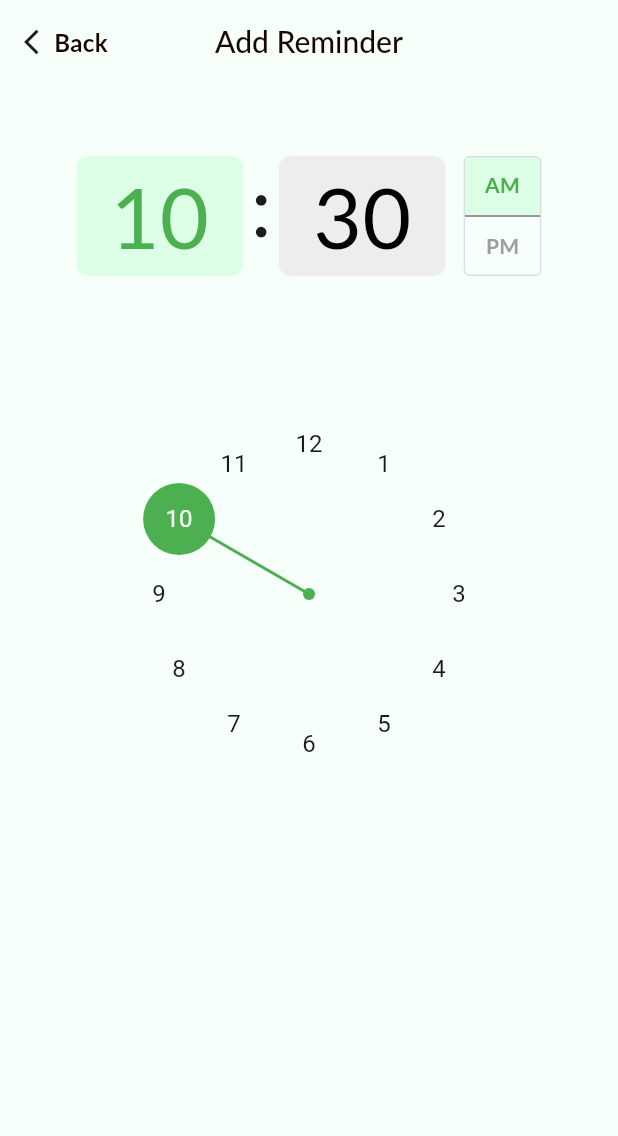
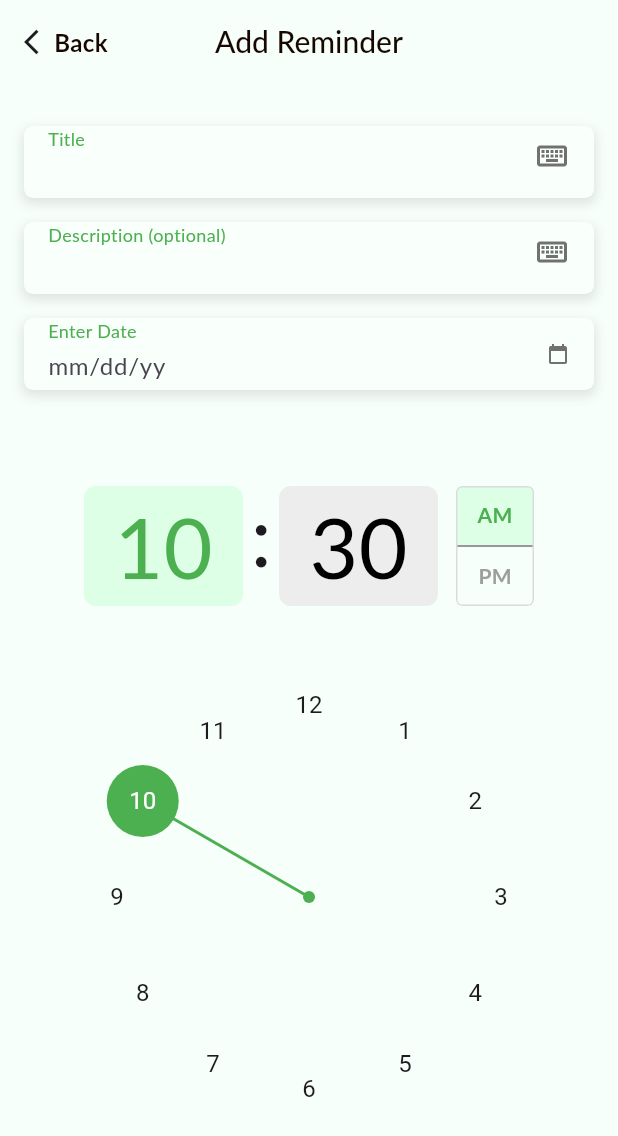
Before and after one commit to AhmedWaela/sanad_app, a Flutter app: the AddReminderView screen opened by its route, on a phone screen of 412 x 824 dp. Shown: the top 1136 px of the screen. Run offline on Flutter 3.47's test engine with Material 3 defaults, Android fonts, the light colour scheme and no system bars; our stand-ins replace flutter_svg, get; Roboto replaces fonts that are missing (Lato).

Commit message:
create custom reminder text field

```diff
--- a/lib/core/assets/app_assets.dart
+++ b/lib/core/assets/app_assets.dart
@@ -3,4 +3,5 @@ class AppAssets {
   static const String bellSvgPath = 'assets/images/Bell.svg';
   static const String calendarSvgPath = 'assets/images/Calendar.svg';
   static const String timeCircleSvgPath = 'assets/images/Time Circle.svg';
+  static const String keyboardSvgPath = 'assets/images/Icon.svg';
 }
--- a/lib/features/tasks/presentation/views/add_reminder_view.dart
+++ b/lib/features/tasks/presentation/views/add_reminder_view.dart
@@ -1,5 +1,7 @@
 import 'package:flutter/material.dart' hide TimePickerDialog;
+import 'package:sanad_app/core/assets/app_assets.dart';
 import 'package:sanad_app/core/widgets/custom_app_bar.dart';
+import 'package:sanad_app/features/tasks/presentation/views/widgets/custom_reminder_text_feild.dart';
 import 'package:sanad_app/features/tasks/presentation/views/widgets/custom_time_picker.dart';
 
 class AddReminderView extends StatelessWidget {
@@ -28,8 +30,32 @@ class _AddReminderViewBodyState extends State<AddReminderViewBody> {
   @override
   Widget build(BuildContext context) {
     return SingleChildScrollView(
+      child: Padding(
+        padding: const EdgeInsets.symmetric(horizontal: 16),
         child: Column(
           children: [
+            const SizedBox(
+              height: 28,
+            ),
+            CustomReminderTextField(
+              controller: TextEditingController(),
+              suffixIcon: AppAssets.keyboardSvgPath,
+              label: 'Title',
+            ),
+            CustomReminderTextField(
+              controller: TextEditingController(),
+              suffixIcon: AppAssets.keyboardSvgPath,
+              label: 'Description (optional)',
+            ),
+            CustomReminderTextField(
+              isReadOnly: true,
+              controller: TextEditingController(),
+              suffixIcon: AppAssets.calendarSvgPath,
+              isClikableSuffix: true,
+              bottomPadding: 0,
+              hintText: 'mm/dd/yy',
+              label: 'Enter Date',
+            ),
             TimePickerDialog(
               initialTime: TimeOfDay.now(),
               onTimeSelected: (TimeOfDay time) {
@@ -40,6 +66,7 @@ class _AddReminderViewBodyState extends State<AddReminderViewBody> {
             ),
           ],
         ),
+      ),
     );
   }
 }
--- /dev/null
+++ b/lib/features/tasks/presentation/views/widgets/custom_reminder_text_feild.dart
@@ -0,0 +1,76 @@
+import 'package:sanad_app/core/exports/exports.dart';
+
+class CustomReminderTextField extends StatelessWidget {
+  const CustomReminderTextField(
+      {super.key,
+      required this.label,
+      this.hintText,
+      this.bottomPadding,
+      required this.suffixIcon,
+      this.isClikableSuffix,
+      required this.controller,
+      this.isReadOnly});
+  final String label;
+  final String? hintText;
+  final double? bottomPadding;
+  final String suffixIcon;
+  final bool? isClikableSuffix;
+  final TextEditingController controller;
+  final bool? isReadOnly;
+  @override
+  Widget build(BuildContext context) {
+    return Container(
+      padding: EdgeInsets.only(right: 16, left: 16, bottom: bottomPadding ?? 8),
+      margin: const EdgeInsets.only(bottom: 16),
+      height: 48,
+      width: AppDimensions.screenWidth,
+      decoration: BoxDecoration(
+        borderRadius: BorderRadius.circular(6),
+        boxShadow: [
+          BoxShadow(
+            color:
+                Colors.black.withOpacity(0.1), // Shadow color with transparency
+            blurRadius: 6, // Blur radius for soft edges
+            offset: const Offset(0, 3), // Vertical shadow offset
+            spreadRadius: 1, // Spread radius
+          ),
+        ],
+        color: AppColors.kSoftWhite,
+      ),
+      child: Row(
+        children: [
+          Expanded(
+            child: Column(
+              crossAxisAlignment: CrossAxisAlignment.start,
+              children: [
+                Text(
+                  label,
+                  style: const TextStyle(
+                      fontSize: 12,
+                      fontWeight: FontWeight.w400,
+                      color: AppColors.kPrimaryColor),
+                ),
+                Expanded(
+                  child: TextField(
+                    readOnly: isReadOnly ?? false,
+                    controller: controller,
+                    cursorHeight: 25,
+                    decoration: InputDecoration(
+                        hintText: hintText,
+                        border: InputBorder.none,
+                        focusedBorder: InputBorder.none,
+                        enabledBorder: InputBorder.none),
+                  ),
+                ),
+              ],
+            ),
+          ),
+          const Spacer(),
+          GestureDetector(
+              onTap: isClikableSuffix ?? false ? () {} : null,
+              child: SvgPicture.asset(suffixIcon))
+        ],
+      ),
+    );
+  }
+}
--- a/lib/features/tasks/presentation/views/widgets/custom_time_picker.dart
+++ b/lib/features/tasks/presentation/views/widgets/custom_time_picker.dart
@@ -1,9 +1,3 @@
-// Copyright 2014 The Flutter Authors. All rights reserved.
-// Use of this source code is governed by a BSD-style license that can be
-// found in the LICENSE file.
-
-/// @docImport 'date_picker.dart';
-/// @docImport 'text_field.dart';
 library;
 
 import 'dart:async';
@@ -11,10 +5,8 @@ import 'dart:math' as math;
 import 'dart:ui';
 
 import 'package:flutter/foundation.dart';
-import 'package:flutter/material.dart';
 import 'package:flutter/rendering.dart';
 import 'package:flutter/services.dart';
-import 'package:flutter/widgets.dart';
 import 'package:sanad_app/core/exports/exports.dart';
 
 // Examples can assume:
@@ -28,7 +20,7 @@ const Duration _kVibrateCommitDelay = Duration(milliseconds: 100);
 const double _kTimePickerHeaderLandscapeWidth = 216;
 const double _kTimePickerInnerDialOffset = 28;
 const double _kTimePickerDialMinRadius = 50;
-const double _kTimePickerDialPadding = 28;
+const double _kTimePickerDialPadding = 0;
 
 /// Interactive input mode of the time picker dialog.
 ///
@@ -239,15 +231,6 @@ class _TimePickerHeader extends StatelessWidget {
         return Column(
           crossAxisAlignment: CrossAxisAlignment.start,
           children: <Widget>[
-            // Padding(
-            //   padding: EdgeInsetsDirectional.only(
-            //       bottom: _TimePickerModel.useMaterial3Of(context) ? 20 : 24),
-            //   child: Text(
-            //     helpText,
-            //     style: _TimePickerModel.themeOf(context).helpTextStyle ??
-            //         _TimePickerModel.defaultThemeOf(context).helpTextStyle,
-            //   ),
-            // ),
             Row(
               children: <Widget>[
                 if (hourDialType == _HourDialType.twelveHour &&
@@ -337,23 +320,8 @@ class _HourMinuteControl extends StatelessWidget {
         _TimePickerModel.themeOf(context);
     final _TimePickerDefaults defaultTheme =
         _TimePickerModel.defaultThemeOf(context);
-    final Color backgroundColor =
-        timePickerTheme.hourMinuteColor ?? defaultTheme.hourMinuteColor;
     final ShapeBorder shape =
         timePickerTheme.hourMinuteShape ?? defaultTheme.hourMinuteShape;
-
-    final Set<MaterialState> states = <MaterialState>{
-      if (isSelected) MaterialState.selected,
-    };
-    final Color effectiveTextColor = MaterialStateProperty.resolveAs<Color>(
-      _TimePickerModel.themeOf(context).hourMinuteTextColor ??
-          _TimePickerModel.defaultThemeOf(context).hourMinuteTextColor,
-      states,
-    );
-    final TextStyle effectiveStyle = MaterialStateProperty.resolveAs<TextStyle>(
-      timePickerTheme.hourMinuteTextStyle ?? defaultTheme.hourMinuteTextStyle,
-      states,
-    ).copyWith(color: effectiveTextColor);
 
     final double height;
     switch (_TimePickerModel.entryModeOf(context)) {
@@ -756,26 +724,6 @@ class _AmPmButton extends StatelessWidget {
 
   @override
   Widget build(BuildContext context) {
-    final Set<MaterialState> states = <MaterialState>{
-      if (selected) MaterialState.selected
-    };
-    final TimePickerThemeData timePickerTheme =
-        _TimePickerModel.themeOf(context);
-    final _TimePickerDefaults defaultTheme =
-        _TimePickerModel.defaultThemeOf(context);
-    final Color resolvedBackgroundColor =
-        MaterialStateProperty.resolveAs<Color>(
-            timePickerTheme.dayPeriodColor ?? defaultTheme.dayPeriodColor,
-            states);
-    final Color resolvedTextColor = MaterialStateProperty.resolveAs<Color>(
-        timePickerTheme.dayPeriodTextColor ?? defaultTheme.dayPeriodTextColor,
-        states);
-    final TextStyle? resolvedTextStyle =
-        MaterialStateProperty.resolveAs<TextStyle?>(
-                timePickerTheme.dayPeriodTextStyle ??
-                    defaultTheme.dayPeriodTextStyle,
-                states)
-            ?.copyWith(color: resolvedTextColor);
     final TextScaler buttonTextScaler =
         MediaQuery.textScalerOf(context).clamp(maxScaleFactor: 2.0);
 
@@ -1006,7 +954,6 @@ class _DialPainter extends CustomPainter {
     required this.textDirection,
     required this.selectedValue,
   }) : super(repaint: PaintingBinding.instance.systemFonts) {
-    // TODO(polina-c): stop duplicating code across disposables
     // https://github.com/flutter/flutter/issues/137435
     if (kFlutterMemoryAllocationsEnabled) {
       FlutterMemoryAllocations.instance.dispatchObjectCreated(
@@ -2220,7 +2167,6 @@ class _HourMinuteTextFieldState extends State<_HourMinuteTextField>
     InputDecoration inputDecoration = InputDecoration(
       // Prevent the error text from appearing when
       // timePickerTheme.inputDecorationTheme is used.
-      // TODO(tahatesser): Remove this workaround once
       // https://github.com/flutter/flutter/issues/54104
       // is fixed.
       errorStyle: defaultTheme.inputDecorationTheme.errorStyle,
@@ -2473,22 +2419,6 @@ class _TimePickerDialogState extends State<TimePickerDialog>
         widget.onEntryModeChanged?.call(value);
       });
     }
-  }
-
-  void _toggleEntryMode() {
-    switch (_entryMode.value) {
-      case TimePickerEntryMode.dial:
-        _handleEntryModeChanged(TimePickerEntryMode.input);
-      case TimePickerEntryMode.input:
-        _handleEntryModeChanged(TimePickerEntryMode.dial);
-      case TimePickerEntryMode.dialOnly:
-      case TimePickerEntryMode.inputOnly:
-        FlutterError('Can not change entry mode from $_entryMode');
-    }
-  }
-
-  void _handleCancel() {
-    Navigator.pop(context);
   }
 
   void _handleOk() {
@@ -2609,10 +2539,6 @@ class _TimePickerDialogState extends State<TimePickerDialog>
         ? _TimePickerDefaultsM3(context)
         : _TimePickerDefaultsM2(context);
     final ShapeBorder shape = pickerTheme.shape ?? defaultTheme.shape;
-    final Color entryModeIconColor =
-        pickerTheme.entryModeIconColor ?? defaultTheme.entryModeIconColor;
-    final MaterialLocalizations localizations =
-        MaterialLocalizations.of(context);
 
     final Offset tapTargetSizeOffset = switch (theme.materialTapTargetSize) {
       MaterialTapTargetSize.padded => Offset.zero,
@@ -2985,8 +2911,10 @@ class _TimePickerState extends State<_TimePicker> with RestorationMixin {
                 : localizations.timePickerDialHelpText.toUpperCase());
 
         final EdgeInsetsGeometry dialPadding = switch (orientation) {
-          Orientation.portrait =>
-            const EdgeInsets.only(left: 12, right: 12, top: 36),
+          Orientation.portrait => const EdgeInsets.only(
+              left: 12,
+              right: 12,
+            ),
           Orientation.landscape => const EdgeInsetsDirectional.only(start: 64),
         };
         final Widget dial = Padding(
@@ -3551,7 +3479,6 @@ class _TimePickerDefaultsM2 extends _TimePickerDefaults {
       hintStyle: hourMinuteTextStyle.copyWith(
           color: _colors.onSurface.withOpacity(0.36)),
       // Prevent the error text from appearing.
-      // TODO(rami-a): Remove this workaround once
       // https://github.com/flutter/flutter/issues/54104
       // is fixed.
       errorStyle: const TextStyle(fontSize: 0, height: 1),
@@ -3844,7 +3771,6 @@ class _TimePickerDefaultsM3 extends _TimePickerDefaults {
   @override
   TextStyle get hourMinuteTextStyle {
     return MaterialStateTextStyle.resolveWith((Set<MaterialState> states) {
-      // TODO(tahatesser): Update this when https://github.com/flutter/flutter/issues/131247 is fixed.
       // This is using the correct text style from Material 3 spec.
       // https://m3.material.io/components/time-pickers/specs#fd0b6939-edab-4058-82e1-93d163945215
       return switch (entryMode) {
@@ -3894,7 +3820,6 @@ class _TimePickerDefaultsM3 extends _TimePickerDefaults {
       hintStyle: hourMinuteTextStyle.copyWith(
           color: _colors.onSurface.withOpacity(0.36)),
       // Prevent the error text from appearing.
-      // TODO(rami-a): Remove this workaround once
       // https://github.com/flutter/flutter/issues/54104
       // is fixed.
       errorStyle: const TextStyle(fontSize: 0),
@@ -3909,14 +3834,12 @@ class _TimePickerDefaultsM3 extends _TimePickerDefaults {
 
   @override
   MaterialStateProperty<Color?>? get timeSelectorSeparatorColor {
-    // TODO(tahatesser): Update this when tokens are available.
     // This is taken from https://m3.material.io/components/time-pickers/specs.
     return MaterialStatePropertyAll<Color>(_colors.onSurface);
   }
 
   @override
   MaterialStateProperty<TextStyle?>? get timeSelectorSeparatorTextStyle {
-    // TODO(tahatesser): Update this when tokens are available.
     // This is taken from https://m3.material.io/components/time-pickers/specs.
     return MaterialStatePropertyAll<TextStyle?>(_textTheme.displayLarge);
   }
```
Also changed, not shown: assets/images/Icon.svg (added). Lines whose indentation alone changed are shown as unchanged.
